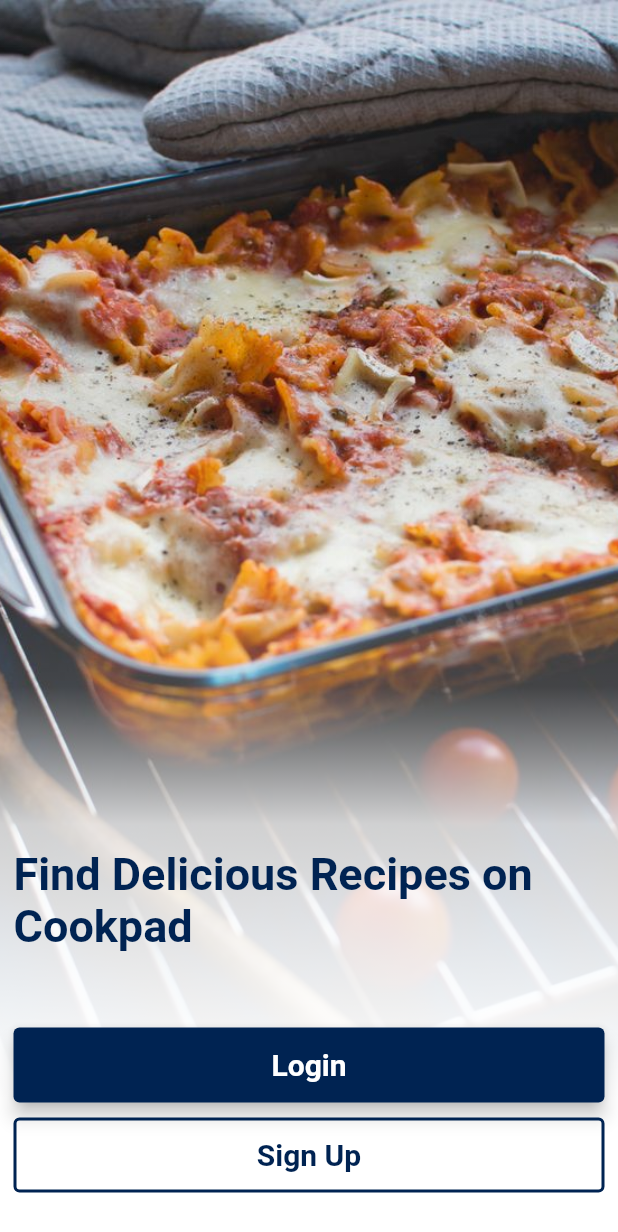
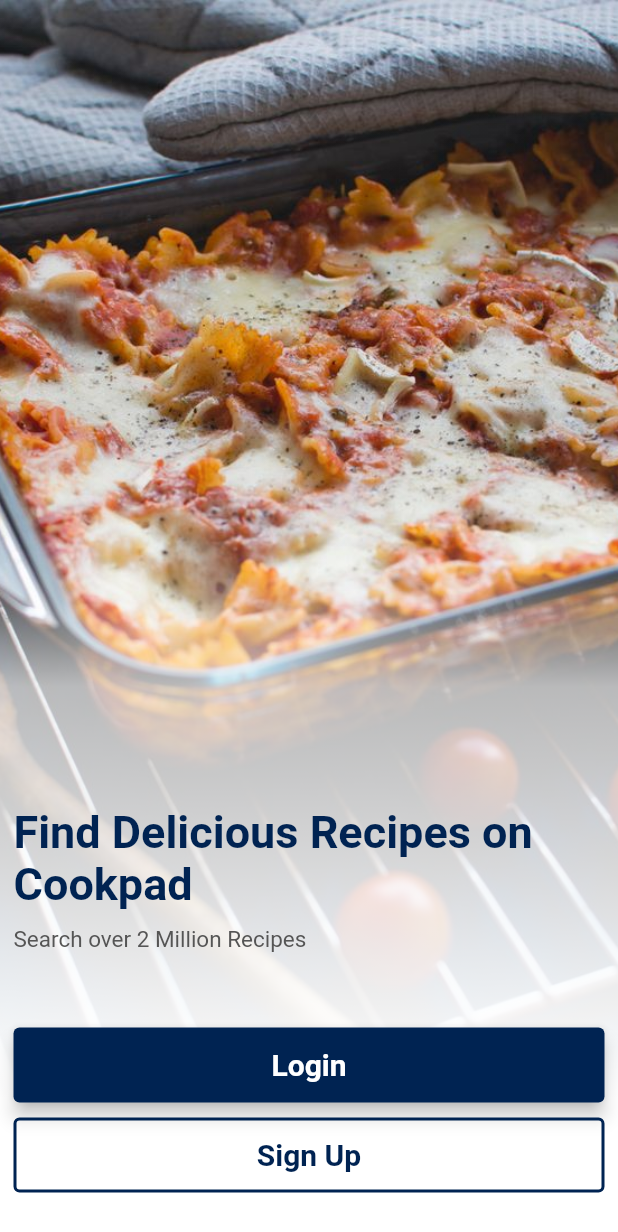
Before and after one commit to iamzaidsoomro/food_recipe_flutter, a Flutter app: the screen it shows after launch, on a phone screen of 412 x 824 dp. Shown: the top 1232 px of the screen. Run offline on Flutter 3.47's test engine with Material 2 defaults, Android fonts, the phone set to English and light mode, and no system bars.

Commit message:
First Welcome Screen

```diff
--- a/food_recipe/lib/loginsignup.dart
+++ b/food_recipe/lib/loginsignup.dart
@@ -26,7 +26,7 @@ class LoginSignup extends StatelessWidget {
                 Colors.white.withOpacity(1),
                 Colors.white.withOpacity(0.9),
                 Colors.white.withOpacity(0.8),
-                Colors.white.withOpacity(0.2),
+                Colors.white.withOpacity(0.7),
                 Colors.white.withOpacity(0.1),
                 Colors.black.withOpacity(0.1),
                 Colors.black.withOpacity(0.05),
@@ -47,6 +47,14 @@ class LoginSignup extends StatelessWidget {
                         fontSize: 30,
                         fontWeight: FontWeight.bold,
                         color: Theme.of(context).primaryColor),
+                  ),
+                  const SizedBox(height: 10),
+                  Text(
+                    "Search over 2 Million Recipes",
+                    style: TextStyle(
+                        color: Color.fromARGB(255, 85, 85, 85),
+                        fontSize: 15,
+                        fontWeight: FontWeight.w400),
                   ),
                   const SizedBox(
                     height: 30,
```
